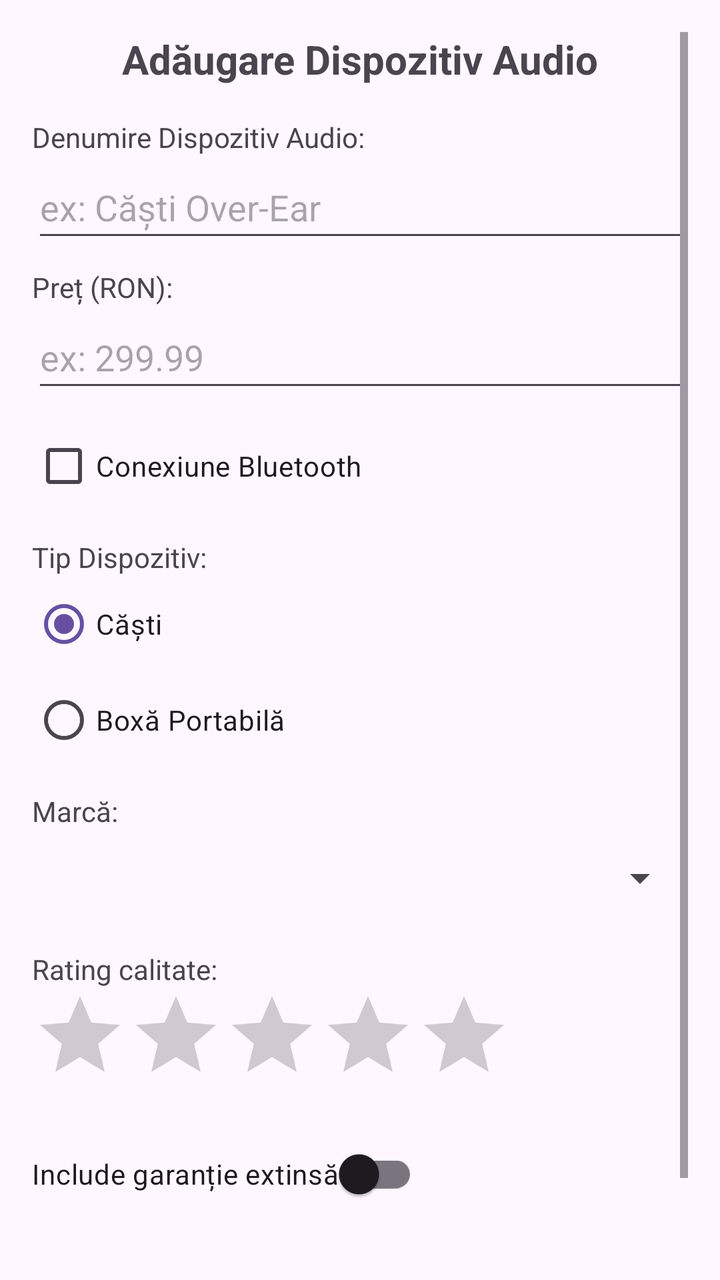
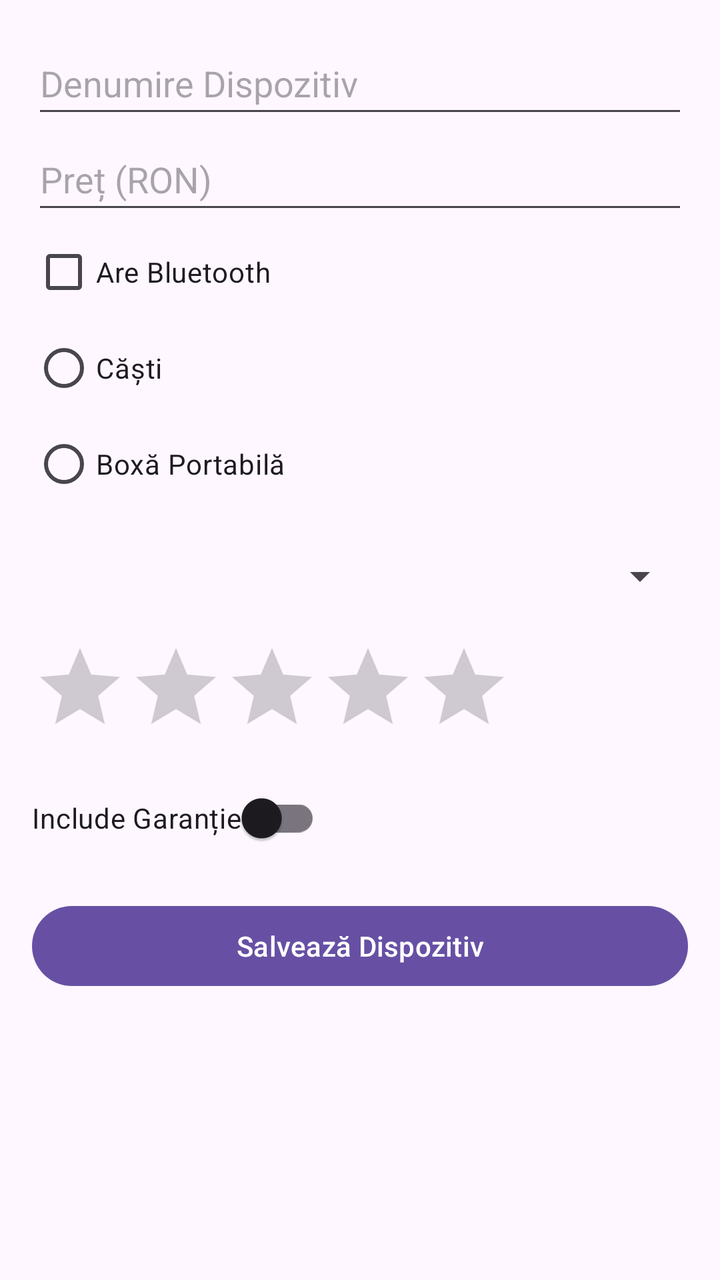

Two renders of the same Android screen: before a commit and after it. Below are the layout's source before the change and the commit's diff.
<!-- AndroidManifest.xml: application theme Theme.DRAGOSSEMINAR22 -->
<!-- res/layout/activity_add.xml -->
<?xml version="1.0" encoding="utf-8"?>
<ScrollView xmlns:android="http://schemas.android.com/apk/res/android"
    android:layout_width="match_parent"
    android:layout_height="match_parent"
    android:padding="16dp">

    <LinearLayout
        android:layout_width="match_parent"
        android:layout_height="wrap_content"
        android:orientation="vertical">

        <TextView
            android:layout_width="wrap_content"
            android:layout_height="wrap_content"
            android:text="Adăugare Dispozitiv Audio"
            android:textSize="20sp"
            android:textStyle="bold"
            android:layout_gravity="center_horizontal"
            android:layout_marginBottom="16dp" />

        <TextView
            android:layout_width="wrap_content"
            android:layout_height="wrap_content"
            android:text="Denumire Dispozitiv Audio:" />

        <EditText
            android:id="@+id/etDenumire"
            android:layout_width="match_parent"
            android:layout_height="wrap_content"
            android:hint="ex: Căști Over-Ear"
            android:minHeight="48dp" />

        <TextView
            android:layout_width="wrap_content"
            android:layout_height="wrap_content"
            android:text="Preț (RON):"
            android:layout_marginTop="8dp" />

        <EditText
            android:id="@+id/etPret"
            android:layout_width="match_parent"
            android:layout_height="wrap_content"
            android:hint="ex: 299.99"
            android:inputType="numberDecimal"
            android:minHeight="48dp" />

        <CheckBox
            android:id="@+id/cbBluetooth"
            android:layout_width="wrap_content"
            android:layout_height="wrap_content"
            android:text="Conexiune Bluetooth"
            android:layout_marginTop="8dp" />

        <TextView
            android:layout_width="wrap_content"
            android:layout_height="wrap_content"
            android:text="Tip Dispozitiv:"
            android:layout_marginTop="12dp"/>

        <RadioGroup
            android:id="@+id/rgTip"
            android:layout_width="match_parent"
            android:layout_height="wrap_content">

            <RadioButton
                android:id="@+id/rbCasti"
                android:layout_width="wrap_content"
                android:layout_height="wrap_content"
                android:checked="true"
                android:minHeight="48dp"
                android:text="Căști" />

            <RadioButton
                android:id="@+id/rbBoxa"
                android:layout_width="wrap_content"
                android:layout_height="wrap_content"
                android:text="Boxă Portabilă" />
        </RadioGroup>

        <TextView
            android:layout_width="wrap_content"
            android:layout_height="wrap_content"
            android:text="Marcă:"
            android:layout_marginTop="12dp"/>

        <Spinner
            android:id="@+id/spMarca"
            android:layout_width="match_parent"
            android:layout_height="wrap_content"
            android:minHeight="48dp" />

        <TextView
            android:layout_width="wrap_content"
            android:layout_height="wrap_content"
            android:text="Rating calitate:"
            android:layout_marginTop="12dp"/>

        <RatingBar
            android:id="@+id/ratingBar"
            android:layout_width="wrap_content"
            android:layout_height="wrap_content"
            android:numStars="5"
            android:stepSize="0.5" />

        <androidx.appcompat.widget.SwitchCompat
            android:id="@+id/swGarantie"
            android:layout_width="wrap_content"
            android:layout_height="wrap_content"
            android:text="Include garanție extinsă"
            android:layout_marginTop="12dp"/>

        <Button
            android:id="@+id/btnSalveaza"
            android:layout_width="match_parent"
            android:layout_height="wrap_content"
            android:text="Salvează Dispozitiv Audio"
            android:layout_marginTop="20dp" />

    </LinearLayout>
</ScrollView>
<!-- resources referenced by this layout -->
<resources>
  <style name="Theme.DRAGOSSEMINAR22" parent="Base.Theme.DRAGOSSEMINAR22" />
  <style name="Base.Theme.DRAGOSSEMINAR22" parent="Theme.Material3.DayNight.NoActionBar">
          
          
      </style>
</resources>

<!-- the commit's change to res/layout/activity_add.xml (unified diff, before → after) -->
@@ -9,53 +9,30 @@
         android:layout_height="wrap_content"
         android:orientation="vertical">
 
-        <TextView
-            android:layout_width="wrap_content"
-            android:layout_height="wrap_content"
-            android:text="Adăugare Dispozitiv Audio"
-            android:textSize="20sp"
-            android:textStyle="bold"
-            android:layout_gravity="center_horizontal"
-            android:layout_marginBottom="16dp" />
-
-        <TextView
-            android:layout_width="wrap_content"
-            android:layout_height="wrap_content"
-            android:text="Denumire Dispozitiv Audio:" />
-
         <EditText
             android:id="@+id/etDenumire"
             android:layout_width="match_parent"
             android:layout_height="wrap_content"
-            android:hint="ex: Căști Over-Ear"
-            android:minHeight="48dp" />
-
-        <TextView
-            android:layout_width="wrap_content"
-            android:layout_height="wrap_content"
-            android:text="Preț (RON):"
-            android:layout_marginTop="8dp" />
+            android:minHeight="48dp"
+            android:hint="Denumire Dispozitiv"
+            android:importantForAutofill="no"
+            android:inputType="text" />
 
         <EditText
             android:id="@+id/etPret"
             android:layout_width="match_parent"
             android:layout_height="wrap_content"
-            android:hint="ex: 299.99"
-            android:inputType="numberDecimal"
-            android:minHeight="48dp" />
+            android:minHeight="48dp"
+            android:hint="Preț (RON)"
+            android:importantForAutofill="no"
+            android:inputType="numberDecimal" />
 
         <CheckBox
             android:id="@+id/cbBluetooth"
             android:layout_width="wrap_content"
             android:layout_height="wrap_content"
-            android:text="Conexiune Bluetooth"
-            android:layout_marginTop="8dp" />
-
-        <TextView
-            android:layout_width="wrap_content"
-            android:layout_height="wrap_content"
-            android:text="Tip Dispozitiv:"
-            android:layout_marginTop="12dp"/>
+            android:minHeight="48dp"
+            android:text="Are Bluetooth" />
 
         <RadioGroup
             android:id="@+id/rgTip"
@@ -66,7 +43,6 @@
                 android:id="@+id/rbCasti"
                 android:layout_width="wrap_content"
                 android:layout_height="wrap_content"
-                android:checked="true"
                 android:minHeight="48dp"
                 android:text="Căști" />
 
@@ -74,47 +50,40 @@
                 android:id="@+id/rbBoxa"
                 android:layout_width="wrap_content"
                 android:layout_height="wrap_content"
+                android:minHeight="48dp"
                 android:text="Boxă Portabilă" />
         </RadioGroup>
-
-        <TextView
-            android:layout_width="wrap_content"
-            android:layout_height="wrap_content"
-            android:text="Marcă:"
-            android:layout_marginTop="12dp"/>
 
         <Spinner
             android:id="@+id/spMarca"
             android:layout_width="match_parent"
             android:layout_height="wrap_content"
-            android:minHeight="48dp" />
-
-        <TextView
-            android:layout_width="wrap_content"
-            android:layout_height="wrap_content"
-            android:text="Rating calitate:"
-            android:layout_marginTop="12dp"/>
+            android:minHeight="48dp"
+            android:layout_marginTop="8dp" />
 
         <RatingBar
             android:id="@+id/ratingBar"
             android:layout_width="wrap_content"
             android:layout_height="wrap_content"
+            android:layout_marginTop="8dp"
             android:numStars="5"
-            android:stepSize="0.5" />
+            android:stepSize="1.0" />
 
-        <androidx.appcompat.widget.SwitchCompat
+        <com.google.android.material.switchmaterial.SwitchMaterial
             android:id="@+id/swGarantie"
             android:layout_width="wrap_content"
             android:layout_height="wrap_content"
-            android:text="Include garanție extinsă"
-            android:layout_marginTop="12dp"/>
+            android:minHeight="48dp"
+            android:layout_marginTop="8dp"
+            android:text="Include Garanție" />
 
         <Button
             android:id="@+id/btnSalveaza"
             android:layout_width="match_parent"
             android:layout_height="wrap_content"
-            android:text="Salvează Dispozitiv Audio"
-            android:layout_marginTop="20dp" />
+            android:minHeight="48dp"
+            android:layout_marginTop="16dp"
+            android:text="Salvează Dispozitiv" />
 
     </LinearLayout>
 </ScrollView>
